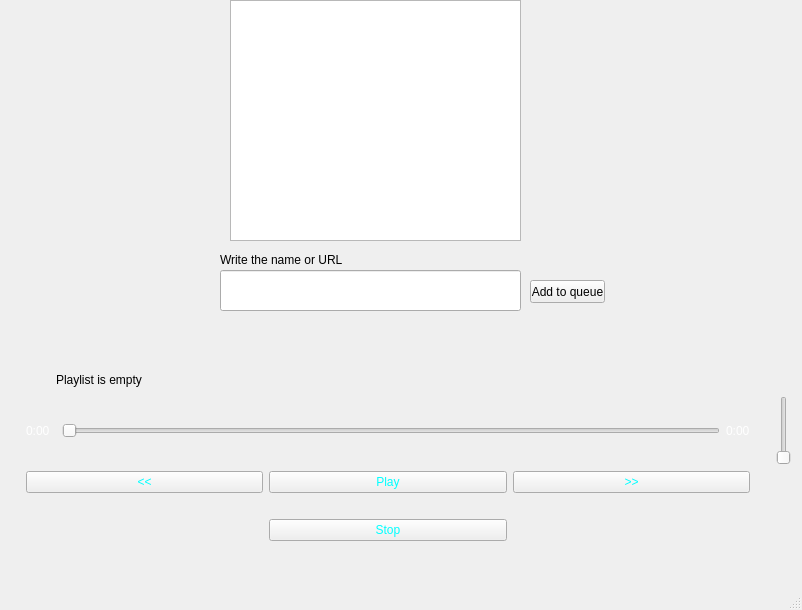
Before: the Qt Designer form form.ui in KozlovIA/MusicPlayer, drawn with Qt 5.
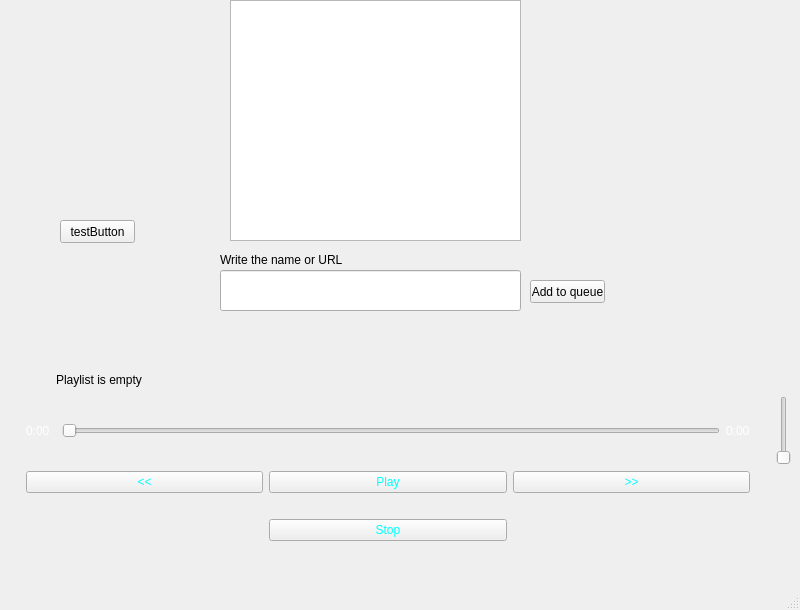
After: the same form once the commit is applied. Icons and pictures are not drawn.

The edit to the form file:
```diff
--- a/form.ui
+++ b/form.ui
@@ -6,7 +6,7 @@
    <rect>
     <x>0</x>
     <y>0</y>
-    <width>802</width>
+    <width>800</width>
     <height>610</height>
    </rect>
   </property>
@@ -242,6 +242,19 @@
      <string>Add to queue</string>
     </property>
    </widget>
+   <widget class="QPushButton" name="testButton">
+    <property name="geometry">
+     <rect>
+      <x>60</x>
+      <y>220</y>
+      <width>75</width>
+      <height>23</height>
+     </rect>
+    </property>
+    <property name="text">
+     <string>testButton</string>
+    </property>
+   </widget>
   </widget>
   <widget class="QMenuBar" name="menubar">
    <property name="geometry">
```
Left out of the diff: 25 changed lines with no effect on the pictures.
